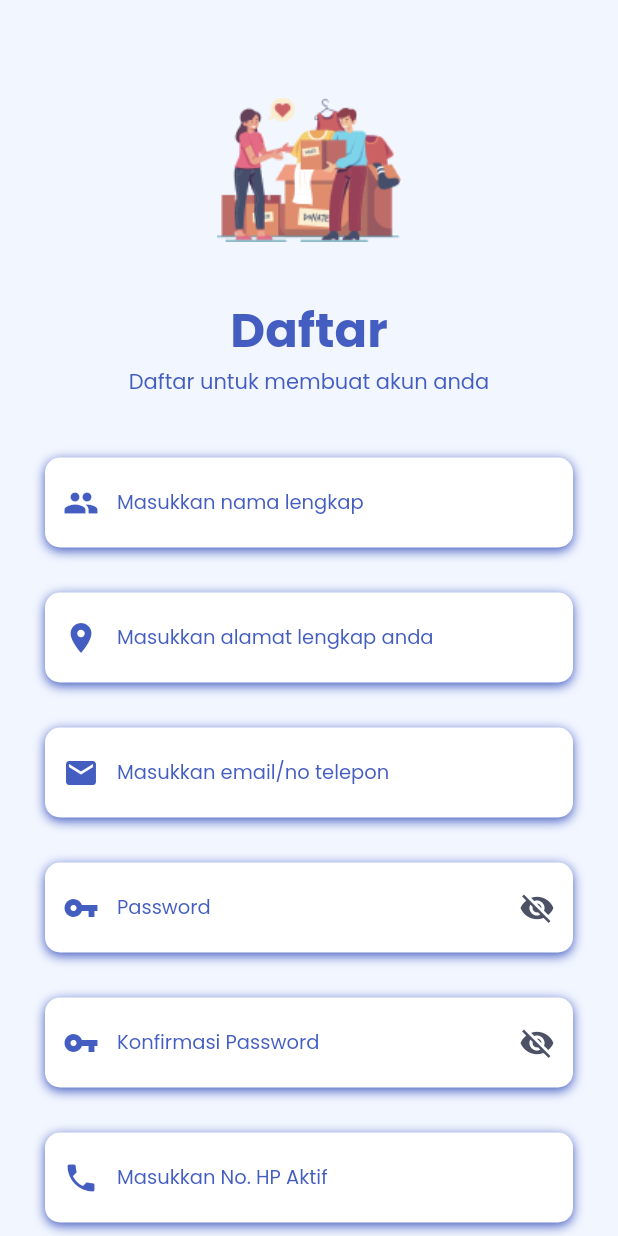
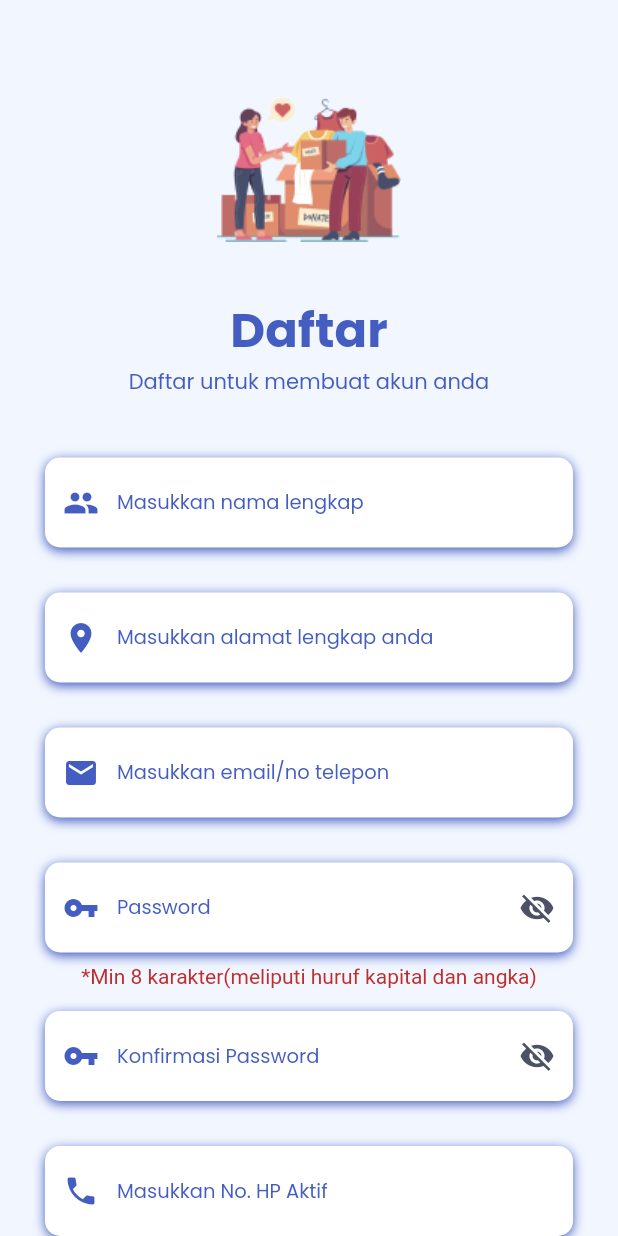
Before and after one commit to vasyillakafy/mobile_framework_kel5, a Flutter app: the screen it shows after launch, after a tap on "klik disini", on a phone screen of 412 x 824 dp. Run offline on Flutter 3.47's test engine with Material 2 defaults, Android fonts, the phone set to English and light mode, and no system bars; our stand-ins replace google_fonts, shared_preferences; missing offline and left inert: dart:html, dart:js_util; network calls fail.

Commit message:
merapihkan tampilan

```diff
--- a/lib/screen/LoginScreen.dart
+++ b/lib/screen/LoginScreen.dart
@@ -5,7 +5,6 @@ import 'package:flutter/material.dart';
 import 'package:flutter/services.dart';
 import 'package:sejuta/config/palete.dart';
 import 'package:sejuta/config/constants.dart';
-import 'package:sejuta/screen/beranda.dart';
 import 'package:sejuta/screen/bottom_nav_bar.dart';
 import 'package:sejuta/screen/register.dart';
 import 'package:http/http.dart' as http;
@@ -147,14 +146,15 @@ class _LoginScreenState extends State<LoginScreen> {
       var jsonData = null;
       SharedPreferences sharedPreferences =
           await SharedPreferences.getInstance();
+
       var response = await http.post(
-          Uri.parse("http://192.168.0.9:8000/api/login"),
+          Uri.parse("http://192.168.0.4:8000/api/login"),
           body: ({
             'email': emailController.text,
             'password': passwordController.text
           }));
+
       if (response.statusCode == 200) {
-        // get access token
         jsonData = json.decode(response.body);
         print(response.body);
         setState(() {
@@ -162,8 +162,6 @@ class _LoginScreenState extends State<LoginScreen> {
           sharedPreferences.setString(
               "token", jsonData['content']['access_token']);
           sharedPreferences.setInt("id", jsonData['content']['data']['id']);
-          print(jsonData['content']['data']['id']);
-          print(jsonData['content']['data']['id']);
           print(jsonData['content']['data']['id']);
           sharedPreferences.setString(
               "email", jsonData['content']['data']['email']);
@@ -175,6 +173,8 @@ class _LoginScreenState extends State<LoginScreen> {
               "password", jsonData['content']['data']['password']);
           sharedPreferences.setInt(
               "no_hp", jsonData['content']['data']['no_hp']);
+          sharedPreferences.setString(
+              "foto", jsonData['content']['data']['foto']);
           Navigator.of(context).pushAndRemoveUntil(
               MaterialPageRoute(builder: (BuildContext context) => BottomNav()),
               (Route<dynamic> route) => false);
@@ -219,7 +219,7 @@ class _LoginScreenState extends State<LoginScreen> {
                     Icons.email,
                     color: color_font,
                   ),
-                  hintText: 'Masukkan email/no telepon',
+                  hintText: 'Masukkan email',
                   hintStyle: defaultText.subtitle1?.apply(color: color_font)),
             ),
           ),
@@ -272,43 +272,6 @@ class _LoginScreenState extends State<LoginScreen> {
       ),
     );
   }
-
-  // Widget buildRememberassword() {
-  //   return Container(
-  //     height: 20,
-  //     child: Row(
-  //       children: [
-  //         Theme(
-  //             data: ThemeData(unselectedWidgetColor: Colors.white),
-  //             child: Checkbox(
-  //               value: rememberpwd,
-  //               checkColor: Colors.blueGrey,
-  //               activeColor: Colors.white,
-  //               onChanged: (value) {
-  //                 setState(() {
-  //                   //   rememberpwd=value;
-  //                 });
-  //               },
-  //             )),
-  //         Text(
-  //           "Remember me",
-  //           style: TextStyle(fontWeight: FontWeight.bold, color: Colors.white),
-  //         ),
-  //       ],
-  //     ),
-  //   );
-  // }
-
-  // Widget buildForgetPassword() {
-  //   return Container(
-  //     alignment: Alignment.centerRight,
-  //     child: TextButton(
-  //       child: Text("Forget Password !",
-  //           style: TextStyle(fontWeight: FontWeight.bold, color: Colors.white)),
-  //       onPressed: () {},
-  //     ),
-  //   );
-  // }
 
   Widget buildLoginButton() {
     return Padding(
--- a/lib/screen/register.dart
+++ b/lib/screen/register.dart
@@ -43,7 +43,7 @@ class _registerState extends State<register> {
         c_conpassword.text.isNotEmpty &&
         c_nohp.text.isNotEmpty) {
       var response =
-          await http.post(Uri.parse("http://192.168.0.9:8000/api/register"),
+          await http.post(Uri.parse("http://192.168.0.4:8000/api/register"),
               body: ({
                 'nama': c_nama.text,
                 'email': c_email.text,
@@ -62,7 +62,7 @@ class _registerState extends State<register> {
         } else {
           ScaffoldMessenger.of(context).showSnackBar(SnackBar(
               content: Text(
-                  "Pastikan email dan password sudah terisi dengan benar")));
+                  "Pastikan email dan password (min 8 char) terisi dengan benar")));
         }
       } else {
         ScaffoldMessenger.of(context).showSnackBar(SnackBar(
@@ -139,7 +139,14 @@ class _registerState extends State<register> {
                         ),
                         buildPassword(),
                         SizedBox(
-                          height: 30,
+                          height: 8,
+                        ),
+                        Text.rich(TextSpan(
+                            text:
+                                "*Min 8 karakter(meliputi huruf kapital dan angka)",
+                            style: TextStyle(color: color_red))),
+                        SizedBox(
+                          height: 15,
                         ),
                         buildConfirmPassword(),
                         SizedBox(
```
Also changed, not shown: lib/screen/profil.dart (+15 -11 lines), lib/screen/tentang.dart (+62 -3 lines).
